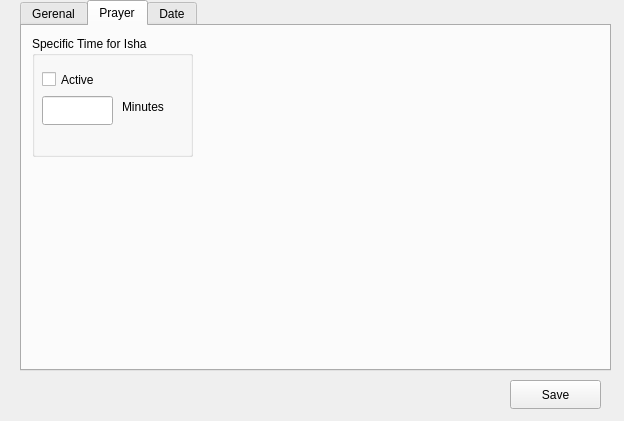
This is settings.ui in OneUmmahTech/Takbeer as Qt 5 draws it before an edit. The edited form follows.
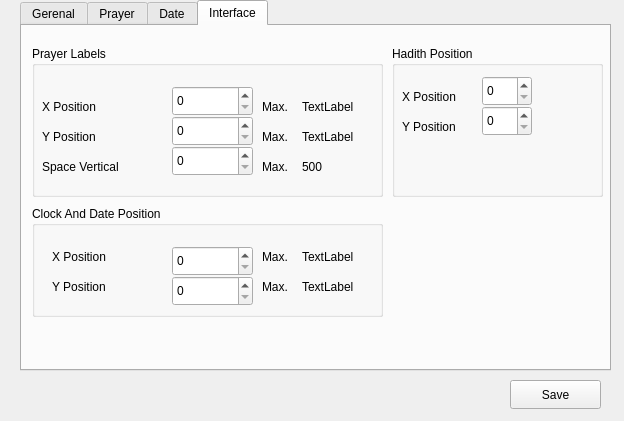
This is the edited form.

Diff of the .ui file:
```diff
--- a/settings.ui
+++ b/settings.ui
@@ -23,7 +23,7 @@
     </rect>
    </property>
    <property name="currentIndex">
-    <number>1</number>
+    <number>3</number>
    </property>
    <widget class="QWidget" name="General">
     <attribute name="title">
@@ -170,6 +170,356 @@
      </widget>
     </widget>
    </widget>
+   <widget class="QWidget" name="Interface">
+    <attribute name="title">
+     <string>Interface</string>
+    </attribute>
+    <widget class="QGroupBox" name="PrayerLabels">
+     <property name="geometry">
+      <rect>
+       <x>10</x>
+       <y>20</y>
+       <width>351</width>
+       <height>151</height>
+      </rect>
+     </property>
+     <property name="title">
+      <string>Prayer Labels</string>
+     </property>
+     <widget class="QSpinBox" name="xpositionvalue">
+      <property name="geometry">
+       <rect>
+        <x>140</x>
+        <y>40</y>
+        <width>81</width>
+        <height>30</height>
+       </rect>
+      </property>
+      <property name="maximum">
+       <number>10000</number>
+      </property>
+     </widget>
+     <widget class="QSpinBox" name="ypositionvalue">
+      <property name="geometry">
+       <rect>
+        <x>140</x>
+        <y>70</y>
+        <width>81</width>
+        <height>30</height>
+       </rect>
+      </property>
+      <property name="maximum">
+       <number>10000</number>
+      </property>
+     </widget>
+     <widget class="QLabel" name="xPosition">
+      <property name="geometry">
+       <rect>
+        <x>10</x>
+        <y>50</y>
+        <width>81</width>
+        <height>21</height>
+       </rect>
+      </property>
+      <property name="text">
+       <string>X Position</string>
+      </property>
+     </widget>
+     <widget class="QLabel" name="yPosition">
+      <property name="geometry">
+       <rect>
+        <x>10</x>
+        <y>80</y>
+        <width>81</width>
+        <height>21</height>
+       </rect>
+      </property>
+      <property name="text">
+       <string>Y Position</string>
+      </property>
+     </widget>
+     <widget class="QLabel" name="Spacelabel">
+      <property name="geometry">
+       <rect>
+        <x>10</x>
+        <y>110</y>
+        <width>111</width>
+        <height>21</height>
+       </rect>
+      </property>
+      <property name="text">
+       <string>Space Vertical</string>
+      </property>
+     </widget>
+     <widget class="QSpinBox" name="spacevalue">
+      <property name="geometry">
+       <rect>
+        <x>140</x>
+        <y>100</y>
+        <width>81</width>
+        <height>30</height>
+       </rect>
+      </property>
+      <property name="maximum">
+       <number>500</number>
+      </property>
+     </widget>
+     <widget class="QLabel" name="MaximumValueX">
+      <property name="geometry">
+       <rect>
+        <x>270</x>
+        <y>50</y>
+        <width>67</width>
+        <height>21</height>
+       </rect>
+      </property>
+      <property name="text">
+       <string>TextLabel</string>
+      </property>
+     </widget>
+     <widget class="QLabel" name="MaximumValueY">
+      <property name="geometry">
+       <rect>
+        <x>270</x>
+        <y>80</y>
+        <width>67</width>
+        <height>21</height>
+       </rect>
+      </property>
+      <property name="text">
+       <string>TextLabel</string>
+      </property>
+     </widget>
+     <widget class="QLabel" name="MaximumValueS">
+      <property name="geometry">
+       <rect>
+        <x>270</x>
+        <y>110</y>
+        <width>67</width>
+        <height>21</height>
+       </rect>
+      </property>
+      <property name="text">
+       <string>500</string>
+      </property>
+     </widget>
+     <widget class="QLabel" name="MaxLabelXposition">
+      <property name="geometry">
+       <rect>
+        <x>230</x>
+        <y>50</y>
+        <width>31</width>
+        <height>21</height>
+       </rect>
+      </property>
+      <property name="text">
+       <string>Max.</string>
+      </property>
+     </widget>
+     <widget class="QLabel" name="MaxLabelYposition">
+      <property name="geometry">
+       <rect>
+        <x>230</x>
+        <y>80</y>
+        <width>31</width>
+        <height>21</height>
+       </rect>
+      </property>
+      <property name="text">
+       <string>Max.</string>
+      </property>
+     </widget>
+     <widget class="QLabel" name="MaxLabelSpace">
+      <property name="geometry">
+       <rect>
+        <x>230</x>
+        <y>110</y>
+        <width>31</width>
+        <height>21</height>
+       </rect>
+      </property>
+      <property name="text">
+       <string>Max.</string>
+      </property>
+     </widget>
+    </widget>
+    <widget class="QGroupBox" name="ClockInterface">
+     <property name="geometry">
+      <rect>
+       <x>10</x>
+       <y>180</y>
+       <width>351</width>
+       <height>111</height>
+      </rect>
+     </property>
+     <property name="title">
+      <string>Clock And Date Position</string>
+     </property>
+     <widget class="QSpinBox" name="xPositionClock">
+      <property name="geometry">
+       <rect>
+        <x>140</x>
+        <y>40</y>
+        <width>81</width>
+        <height>30</height>
+       </rect>
+      </property>
+      <property name="maximum">
+       <number>10000</number>
+      </property>
+     </widget>
+     <widget class="QSpinBox" name="yPositionClock">
+      <property name="geometry">
+       <rect>
+        <x>140</x>
+        <y>70</y>
+        <width>81</width>
+        <height>30</height>
+       </rect>
+      </property>
+      <property name="maximum">
+       <number>10000</number>
+      </property>
+     </widget>
+     <widget class="QLabel" name="xPositionClockLabel">
+      <property name="geometry">
+       <rect>
+        <x>20</x>
+        <y>40</y>
+        <width>81</width>
+        <height>21</height>
+       </rect>
+      </property>
+      <property name="text">
+       <string>X Position</string>
+      </property>
+     </widget>
+     <widget class="QLabel" name="yPositionClockLabel">
+      <property name="geometry">
+       <rect>
+        <x>20</x>
+        <y>70</y>
+        <width>81</width>
+        <height>21</height>
+       </rect>
+      </property>
+      <property name="text">
+       <string>Y Position</string>
+      </property>
+     </widget>
+     <widget class="QLabel" name="xPositionClockMaximum">
+      <property name="geometry">
+       <rect>
+        <x>270</x>
+        <y>40</y>
+        <width>67</width>
+        <height>21</height>
+       </rect>
+      </property>
+      <property name="text">
+       <string>TextLabel</string>
+      </property>
+     </widget>
+     <widget class="QLabel" name="yPositionClockMaximum">
+      <property name="geometry">
+       <rect>
+        <x>270</x>
+        <y>70</y>
+        <width>67</width>
+        <height>21</height>
+       </rect>
+      </property>
+      <property name="text">
+       <string>TextLabel</string>
+      </property>
+     </widget>
+     <widget class="QLabel" name="MaxLabelYposition_2">
+      <property name="geometry">
+       <rect>
+        <x>230</x>
+        <y>70</y>
+        <width>31</width>
+        <height>21</height>
+       </rect>
+      </property>
+      <property name="text">
+       <string>Max.</string>
+      </property>
+     </widget>
+     <widget class="QLabel" name="MaxLabelXposition_2">
+      <property name="geometry">
+       <rect>
+        <x>230</x>
+        <y>40</y>
+        <width>31</width>
+        <height>21</height>
+       </rect>
+      </property>
+      <property name="text">
+       <string>Max.</string>
+      </property>
+     </widget>
+    </widget>
+    <widget class="QGroupBox" name="HadithPosition">
+     <property name="geometry">
+      <rect>
+       <x>370</x>
+       <y>20</y>
+       <width>211</width>
+       <height>151</height>
+      </rect>
+     </property>
+     <property name="title">
+      <string>Hadith Position</string>
+     </property>
+     <widget class="QLabel" name="HadithYPositionLabel">
+      <property name="geometry">
+       <rect>
+        <x>10</x>
+        <y>40</y>
+        <width>71</width>
+        <height>21</height>
+       </rect>
+      </property>
+      <property name="text">
+       <string>X Position</string>
+      </property>
+     </widget>
+     <widget class="QLabel" name="HadithXpositionLabel">
+      <property name="geometry">
+       <rect>
+        <x>10</x>
+        <y>70</y>
+        <width>71</width>
+        <height>21</height>
+       </rect>
+      </property>
+      <property name="text">
+       <string>Y Position</string>
+      </property>
+     </widget>
+     <widget class="QSpinBox" name="spinBoxHadithXPosition">
+      <property name="geometry">
+       <rect>
+        <x>90</x>
+        <y>30</y>
+        <width>50</width>
+        <height>30</height>
+       </rect>
+      </property>
+     </widget>
+     <widget class="QSpinBox" name="spinBoxHadithYPosition">
+      <property name="geometry">
+       <rect>
+        <x>90</x>
+        <y>60</y>
+        <width>50</width>
+        <height>30</height>
+       </rect>
+      </property>
+     </widget>
+    </widget>
+   </widget>
   </widget>
   <widget class="QPushButton" name="save_push">
    <property name="geometry">
```
Left out of the diff: 131 changed lines with no effect on the pictures.
